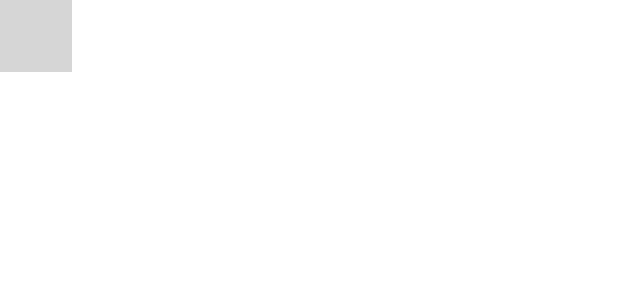
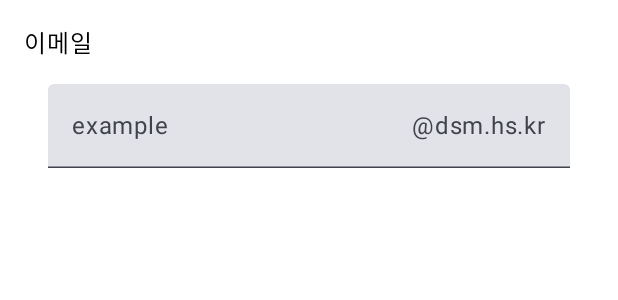
Before and after one commit to diddbsgh/TIL, an Android app built with Jetpack Compose: the @Preview function GreetingPreview, on a phone screen of 412 x 824 dp. Shown: the top 300 px of the screen. Run offline under Robolectric (Android 15) with nearby library versions, the phone set to English and light mode, and no system bars; grey boxes are pictures that could not be loaded.

Commit message:
ADD::TextField(email)

```diff
--- a/Android_Study/EmailPassword/app/src/main/java/com/example/emailpassword/MainActivity.kt
+++ b/Android_Study/EmailPassword/app/src/main/java/com/example/emailpassword/MainActivity.kt
@@ -3,14 +3,34 @@ package com.example.emailpassword
 import android.os.Bundle
 import androidx.activity.ComponentActivity
 import androidx.activity.compose.setContent
+import androidx.compose.foundation.background
+import androidx.compose.foundation.layout.Column
 import androidx.compose.foundation.layout.fillMaxSize
+import androidx.compose.foundation.layout.fillMaxWidth
+import androidx.compose.foundation.layout.padding
+import androidx.compose.foundation.text.KeyboardOptions
 import androidx.compose.material3.MaterialTheme
 import androidx.compose.material3.Surface
 import androidx.compose.material3.Text
+import androidx.compose.material3.TextField
+import androidx.compose.material3.TextFieldColors
+import androidx.compose.material3.TextFieldDefaults
 import androidx.compose.runtime.Composable
+import androidx.compose.runtime.getValue
+import androidx.compose.runtime.mutableStateOf
+import androidx.compose.runtime.remember
+import androidx.compose.runtime.setValue
 import androidx.compose.ui.Modifier
+import androidx.compose.ui.graphics.Color
+import androidx.compose.ui.res.stringResource
+import androidx.compose.ui.text.AnnotatedString
+import androidx.compose.ui.text.input.ImeAction
+import androidx.compose.ui.text.input.KeyboardType
+import androidx.compose.ui.text.input.TransformedText
 import androidx.compose.ui.tooling.preview.Preview
+import androidx.compose.ui.unit.dp
 import com.example.emailpassword.ui.theme.EmailPasswordTheme
+
 
 class MainActivity : ComponentActivity() {
     override fun onCreate(savedInstanceState: Bundle?) {
@@ -20,9 +40,9 @@ class MainActivity : ComponentActivity() {
                 // A surface container using the 'background' color from the theme
                 Surface(
                     modifier = Modifier.fillMaxSize(),
-                    color = MaterialTheme.colorScheme.background
+                    color = Color.White
                 ) {
-                    Greeting("Android")
+                    EmailPassword()
                 }
             }
         }
@@ -30,12 +50,48 @@ class MainActivity : ComponentActivity() {
 }
 
 @Composable
+fun EmailPassword(){
+    // 이메일, 비밀번호 값 저장하는 상태
+    var email by remember { mutableStateOf("") }
+    var password by remember { mutableStateOf("") }
 
+    Column(
+        modifier = Modifier
+            .fillMaxSize()
+            .padding(16.dp)
+    ) {
+        Text(
+            text = stringResource(id = R.string.email_label),
+            modifier = Modifier
+                .fillMaxWidth()
+                .padding())
+        TextField(
+            value = email,
+            onValueChange = {
+                email = it
+            },
+            modifier = Modifier
+                .fillMaxWidth()
+                .padding(16.dp),
+            keyboardOptions = KeyboardOptions(
+                keyboardType= KeyboardType.Email,
+                imeAction = ImeAction.Next
+            ),
+            singleLine = true,
+            trailingIcon = {
+                Text(text = "@dsm.hs.kr",
+                    modifier = Modifier.padding(end = 16.dp))
+            },
+            placeholder = {
+                Text(text = "example")
+            },)
+            }
+    }
 
 @Preview(showBackground = true)
 @Composable
 fun GreetingPreview() {
     EmailPasswordTheme {
-        Greeting("Android")
+        EmailPassword()
     }
 }
--- a/Android_Study/EmailPassword/app/src/main/res/values/strings.xml
+++ b/Android_Study/EmailPassword/app/src/main/res/values/strings.xml
@@ -1,3 +1,6 @@
 <resources>
     <string name="app_name">EmailPassword</string>
+    <string name="email_label">이메일</string>
+    <string name="password_label">비밀번호</string>
+    <string name="submit_button">제출</string>
 </resources>
```
